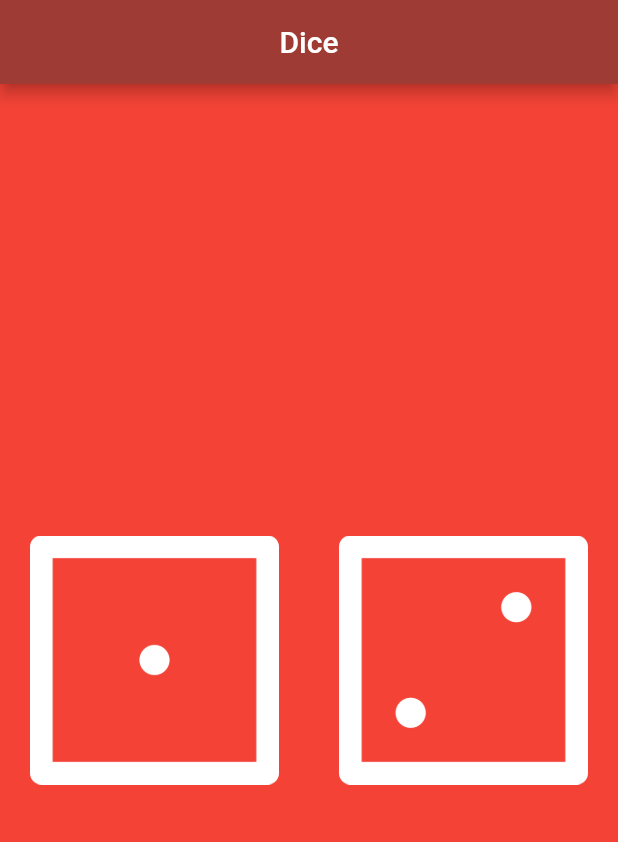
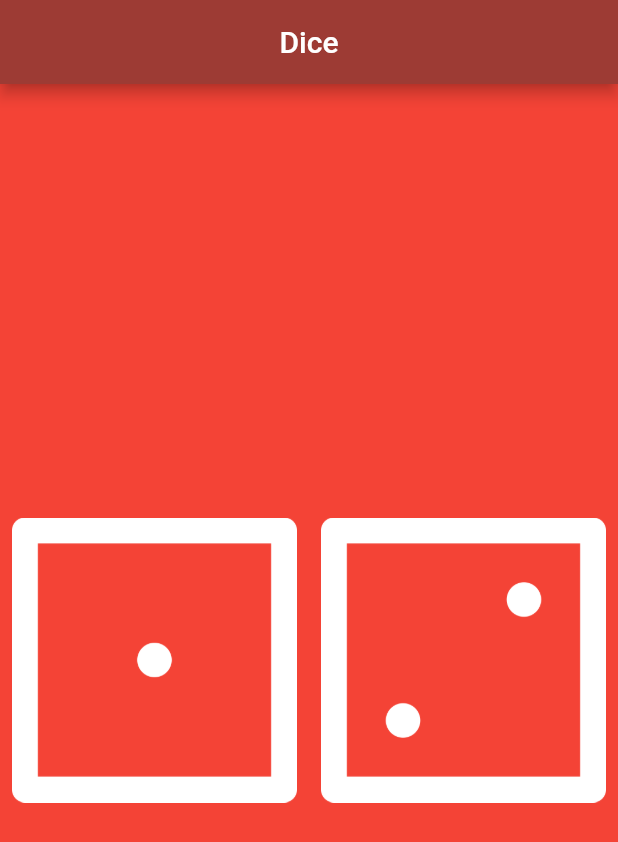
Before and after one commit to g0beze/dice, a Flutter app: the screen it shows after launch, on a phone screen of 412 x 824 dp. Shown: the top 842 px of the screen. Run offline on Flutter 3.47's test engine with Material 2 defaults, Android fonts, the phone set to English and light mode, and no system bars.

Commit message:
padding done

```diff
--- a/lib/main.dart
+++ b/lib/main.dart
@@ -25,16 +25,16 @@ class DicePage extends StatelessWidget {
       child: Row(
         children: [
           Expanded(
-            child: Padding(
-              padding: const EdgeInsets.all(20),
+            child: TextButton(
+              onPressed: () {},
               child: Image.asset(
                 'images/dice1.png',
               ),
             ),
           ),
           Expanded(
-            child: Padding(
-              padding: const EdgeInsets.all(20),
+            child: TextButton(
+              onPressed: () {},
               child: Image.asset(
                 'images/dice2.png',
               ),
```
